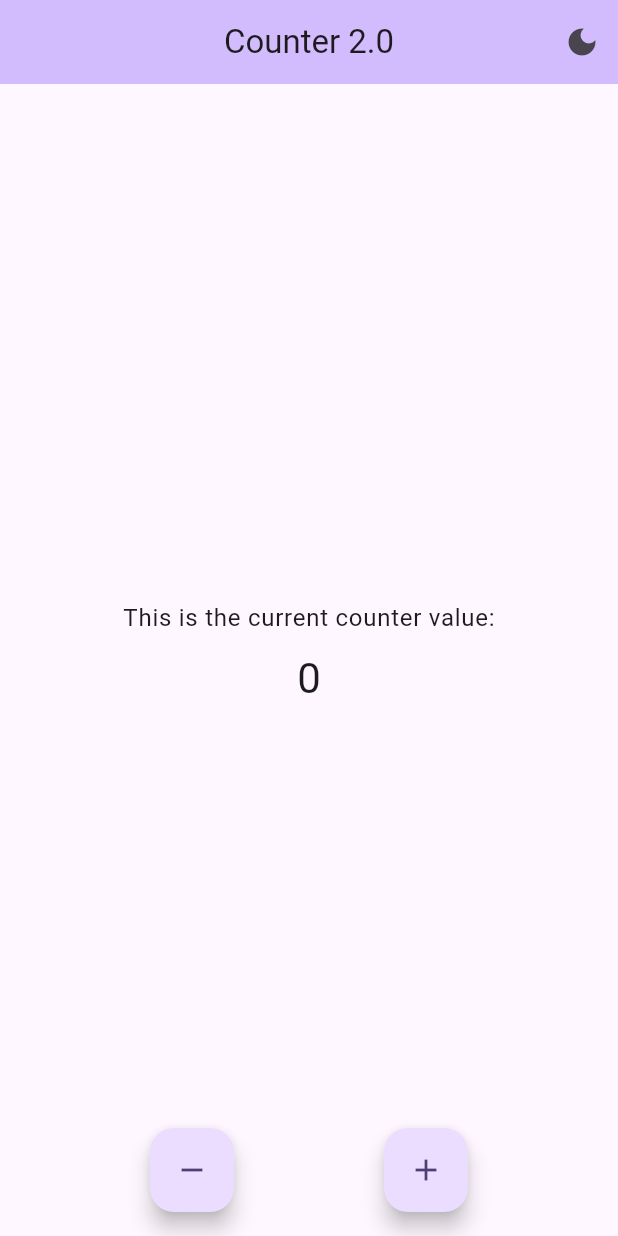
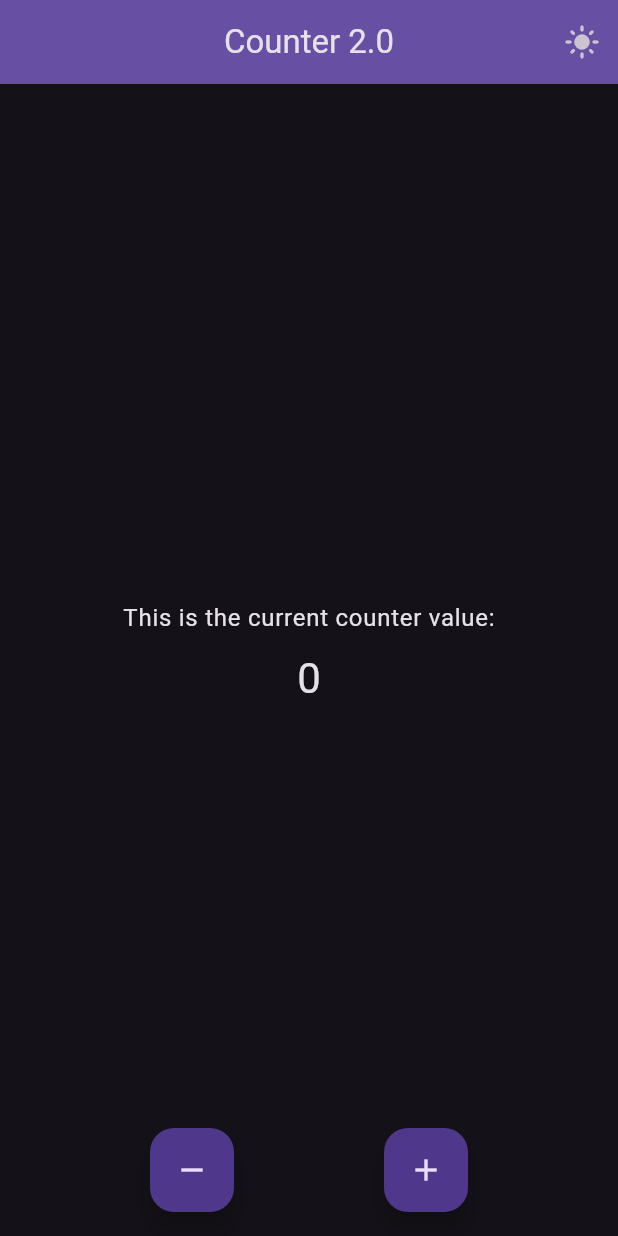
Before and after one commit to hadiyaaamir/counter2point0, a Flutter app: the screen it shows after launch, after a tap on the "dark mode" icon, on a phone screen of 412 x 824 dp. Run offline on Flutter 3.47's test engine with Material 2 defaults, Android fonts, the phone set to English and light mode, and no system bars.

Commit message:
restructuring folders

```diff
--- a/lib/app/darkmode/business_logic/modeController.dart
+++ /dev/null
@@ -1,12 +0,0 @@
-import 'package:flutter/material.dart';
-
-class ModeController extends ChangeNotifier {
-  ThemeMode _themeMode = ThemeMode.system;
-  ThemeMode get themeMode => _themeMode;
-
-  toggleMode() {
-    _themeMode =
-        _themeMode == ThemeMode.light ? ThemeMode.dark : ThemeMode.light;
-    notifyListeners();
-  }
-}
--- a/lib/app/root.dart
+++ b/lib/app/root.dart
@@ -1,5 +1,5 @@
-import 'package:counter2point0/app/counter/view/counterMain.dart';
-import 'package:counter2point0/app/darkmode/business_logic/modeController.dart';
+import 'package:counter2point0/counter/view/counterMain.dart';
+import 'package:counter2point0/theme/controller/modeController.dart';
 import 'package:flutter/material.dart';
 import 'package:provider/provider.dart';
 
@@ -8,7 +8,7 @@ class MyApp extends StatelessWidget {
 
   @override
   Widget build(BuildContext context) {
-    ThemeMode themeMode = context.watch<ModeController>().themeMode;
+    ThemeMode themeMode = context.watch<ThemeController>().themeMode;
 
     return MaterialApp(
       title: 'Counter 2.0',
--- a/lib/app/counter/view/buttonsRow.dart
+++ b/lib/counter/view/buttonsRow.dart
@@ -1,4 +1,4 @@
-import 'package:counter2point0/app/counter/business_logic/counterController.dart';
+import 'package:counter2point0/counter/controller/counterController.dart';
 import 'package:flutter/material.dart';
 
 class ButtonsRow extends StatelessWidget {
--- a/lib/app/counter/view/editableCounter.dart
+++ b/lib/counter/view/editableCounter.dart
@@ -1,4 +1,4 @@
-import 'package:counter2point0/app/widgets/widgets.dart';
+import 'package:counter2point0/widgets/widgets.dart';
 import 'package:flutter/material.dart';
 
 class EditableCounter extends StatelessWidget {
--- a/lib/app/main.dart
+++ b/lib/main.dart
@@ -1,4 +1,4 @@
-import 'package:counter2point0/app/darkmode/business_logic/modeController.dart';
+import 'package:counter2point0/theme/controller/modeController.dart';
 import 'package:counter2point0/app/root.dart';
 import 'package:flutter/material.dart';
 import 'package:provider/provider.dart';
@@ -7,7 +7,7 @@ void main() {
   runApp(
     MultiProvider(
       providers: [
-        ChangeNotifierProvider(create: (context) => ModeController()),
+        ChangeNotifierProvider(create: (context) => ThemeController()),
       ],
       child: const MyApp(),
     ),
--- /dev/null
+++ b/lib/theme/controller/modeController.dart
@@ -0,0 +1,18 @@
+import 'package:flutter/material.dart';
+
+class ThemeController extends ChangeNotifier {
+  ThemeMode _themeMode = ThemeMode.system;
+  ThemeMode get themeMode => _isDarkMode ? ThemeMode.dark : ThemeMode.light;
+
+  bool _isDarkMode =
+      WidgetsBinding.instance.platformDispatcher.platformBrightness ==
+          Brightness.dark;
+  bool get isDarkMode => _isDarkMode;
+
+  toggleMode() {
+    _themeMode =
+        _themeMode == ThemeMode.light ? ThemeMode.dark : ThemeMode.light;
+    _isDarkMode = !_isDarkMode;
+    notifyListeners();
+  }
+}
--- a/lib/app/darkmode/view/modeButton.dart
+++ b/lib/theme/view/modeButton.dart
@@ -1,4 +1,4 @@
-import 'package:counter2point0/app/darkmode/business_logic/modeController.dart';
+import 'package:counter2point0/theme/controller/modeController.dart';
 import 'package:flutter/material.dart';
 import 'package:provider/provider.dart';
 
@@ -15,7 +15,7 @@ class _ModeButtonState extends State<ModeButton> {
   @override
   Widget build(BuildContext context) {
     return IconButton(
-      onPressed: () => context.read<ModeController>().toggleMode(),
+      onPressed: () => context.read<ThemeController>().toggleMode(),
       // MyApp.of(context).changeTheme(
       //     isDarkMode(context) ? ThemeMode.light : ThemeMode.dark),
       icon: Icon(isDarkMode(context) ? Icons.light_mode : Icons.dark_mode),
```
Also changed, not shown: lib/counter/view/counterMain.dart (renamed from lib/app/counter/view/counterMain.dart, +3 -4 lines), lib/counter/controller/counterController.dart (renamed from lib/app/counter/business_logic/counterController.dart), lib/widgets/button.dart (renamed from lib/app/widgets/button.dart), lib/widgets/textFormField.dart (renamed from lib/app/widgets/textFormField.dart), lib/widgets/widgets.dart (renamed from lib/app/widgets/widgets.dart), 1 other file.
